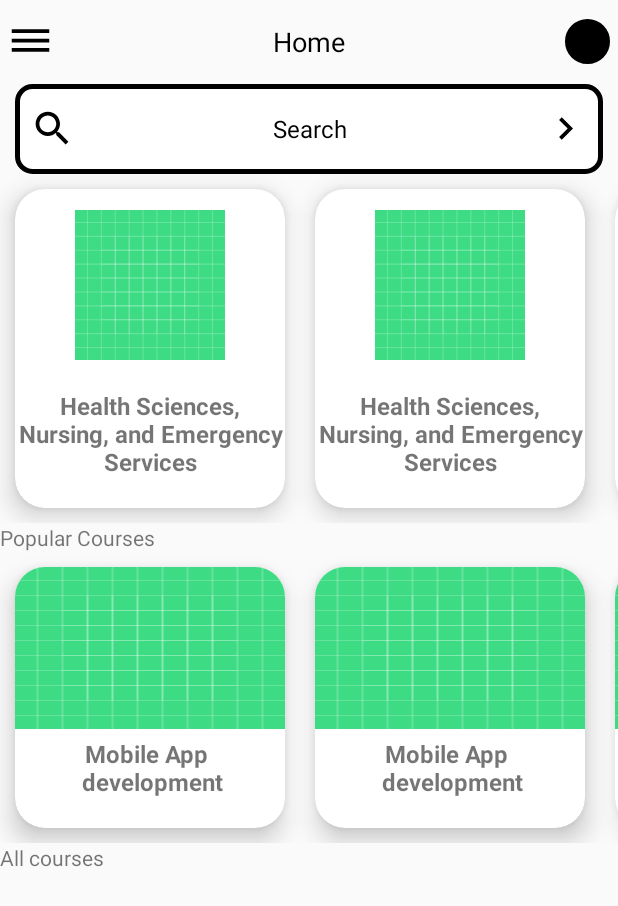
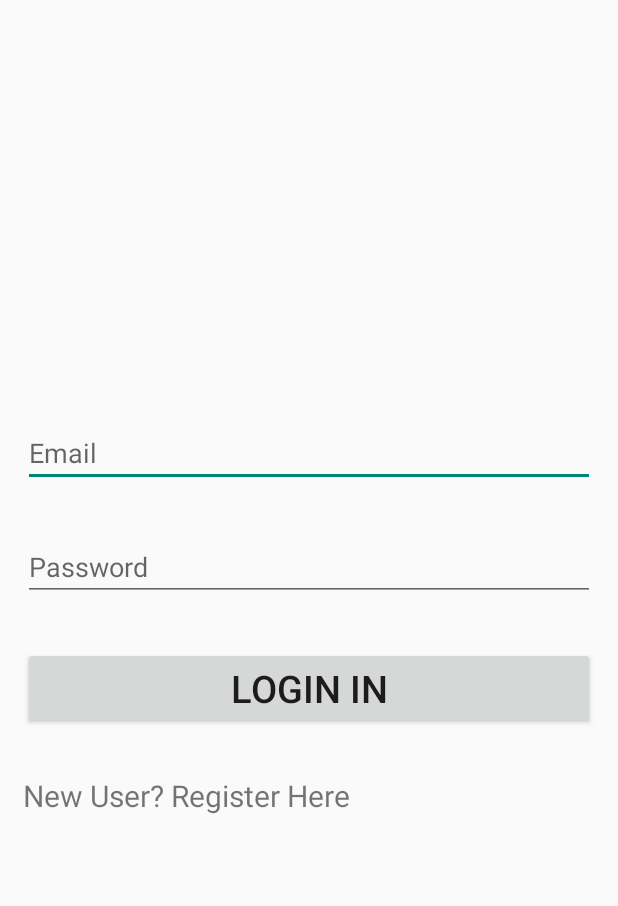
Before and after one commit to A00235504/MyCambrianCourses, an Android app: the screen it shows after launch (MainActivity before the commit, LoginActivity after it), on a phone screen of 412 x 824 dp. Shown: the top 906 px of the screen. Run offline under Robolectric (Android 15) with nearby library versions, the phone set to English and light mode, and no system bars; our stand-ins replace Firebase (no records; nobody signed in at launch, a user with empty details on screens opened directly).

```diff
--- a/app/build.gradle
+++ b/app/build.gradle
@@ -34,9 +34,11 @@ dependencies {
     implementation 'com.google.android.material:material:1.3.0'
     implementation 'androidx.constraintlayout:constraintlayout:2.0.4'
     implementation 'com.google.firebase:firebase-database:19.7.0'
+    implementation 'com.google.firebase:firebase-auth:21.0.1'
     testImplementation 'junit:junit:4.+'
     androidTestImplementation 'androidx.test.ext:junit:1.1.2'
     implementation platform('com.google.firebase:firebase-bom:28.2.0')
     implementation 'com.google.firebase:firebase-analytics'
     implementation 'com.firebaseui:firebase-ui-database:6.2.1'
+    implementation 'com.github.bumptech.glide:glide:4.12.0'
 }
--- /dev/null
+++ b/app/src/main/java/com/aakash/mycambriancourses/LoginActivity.java
@@ -0,0 +1,93 @@
+package com.aakash.mycambriancourses;
+
+import androidx.annotation.NonNull;
+import androidx.appcompat.app.AppCompatActivity;
+
+import android.content.Intent;
+import android.os.Bundle;
+import android.view.View;
+import android.widget.Button;
+import android.widget.EditText;
+import android.widget.TextView;
+import android.widget.Toast;
+
+import com.google.android.gms.tasks.OnCompleteListener;
+import com.google.android.gms.tasks.Task;
+import com.google.firebase.auth.FirebaseAuth;
+import com.google.firebase.auth.FirebaseUser;
+
+public class LoginActivity extends AppCompatActivity {
+    public EditText loginEmailId, logInpasswd;
+    Button btnLogIn;
+    TextView signup;
+    FirebaseAuth firebaseAuth;
+    private FirebaseAuth.AuthStateListener authStateListener;
+    @Override
+    protected void onCreate(Bundle savedInstanceState) {
+        super.onCreate(savedInstanceState);
+        setContentView(R.layout.activity_login);
+
+        firebaseAuth = FirebaseAuth.getInstance();
+        loginEmailId = findViewById(R.id.loginEmail);
+        logInpasswd = findViewById(R.id.loginpaswd);
+        btnLogIn = findViewById(R.id.btnLogIn);
+        signup = findViewById(R.id.TVSignIn);
+        authStateListener = new FirebaseAuth.AuthStateListener() {
+            @Override
+            public void onAuthStateChanged(@NonNull FirebaseAuth firebaseAuth) {
+                FirebaseUser user = firebaseAuth.getCurrentUser();
+                if (user != null) {
+                    Toast.makeText(LoginActivity.this, "User logged in ", Toast.LENGTH_SHORT).show();
+                    Intent I = new Intent(LoginActivity.this, MainActivity.class);
+                    startActivity(I);
+                } else {
+                    Toast.makeText(LoginActivity.this, "Login to continue", Toast.LENGTH_SHORT).show();
+                }
+            }
+        };
+        signup.setOnClickListener(new View.OnClickListener() {
+            @Override
+            public void onClick(View view) {
+                Intent I = new Intent(LoginActivity.this, RegisterActivity.class);
+                startActivity(I);
+            }
+        });
+        btnLogIn.setOnClickListener(new View.OnClickListener() {
+            @Override
+            public void onClick(View view) {
+                String userEmail = loginEmailId.getText().toString();
+                String userPaswd = logInpasswd.getText().toString();
+                if (userEmail.isEmpty()) {
+                    loginEmailId.setError("Provide your Email first!");
+                    loginEmailId.requestFocus();
+                } else if (userPaswd.isEmpty()) {
+                    logInpasswd.setError("Enter Password!");
+                    logInpasswd.requestFocus();
+                } else if (userEmail.isEmpty() && userPaswd.isEmpty()) {
+                    Toast.makeText(LoginActivity.this, "Fields Empty!", Toast.LENGTH_SHORT).show();
+                } else if (!(userEmail.isEmpty() && userPaswd.isEmpty())) {
+                    firebaseAuth.signInWithEmailAndPassword(userEmail, userPaswd).addOnCompleteListener(LoginActivity.this, new OnCompleteListener() {
+                        @Override
+                        public void onComplete(@NonNull Task task) {
+                            if (!task.isSuccessful()) {
+                                Toast.makeText(LoginActivity.this, "Not sucessfull", Toast.LENGTH_SHORT).show();
+                            } else {
+                                startActivity(new Intent(LoginActivity.this, MainActivity.class));
+                            }
+                        }
+                    });
+                } else {
+                    Toast.makeText(LoginActivity.this, "Error", Toast.LENGTH_SHORT).show();
+                }
+            }
+        });
+
+    }
+
+    @Override
+    protected void onStart() {
+        super.onStart();
+        firebaseAuth.addAuthStateListener(authStateListener);
+    }
+
+}
--- /dev/null
+++ b/app/src/main/res/layout/activity_login.xml
@@ -0,0 +1,39 @@
+<?xml version="1.0" encoding="utf-8"?>
+<LinearLayout xmlns:android="http://schemas.android.com/apk/res/android"
+    android:layout_width="match_parent"
+    android:layout_height="match_parent"
+    android:gravity="center"
+    android:orientation="vertical">
+
+    <EditText
+        android:id="@+id/loginEmail"
+        android:layout_width="match_parent"
+        android:layout_height="wrap_content"
+        android:layout_margin="15dp"
+        android:hint="Email"
+        android:inputType="textEmailAddress" />
+
+    <EditText
+        android:id="@+id/loginpaswd"
+        android:layout_width="match_parent"
+        android:layout_height="wrap_content"
+        android:layout_margin="15dp"
+        android:hint="Password"
+        android:inputType="numberPassword"/>
+
+    <Button
+        android:id="@+id/btnLogIn"
+        android:layout_width="match_parent"
+        android:layout_height="wrap_content"
+        android:layout_margin="15dp"
+        android:text="Login In"
+        android:textSize="25dp" />
+
+    <TextView
+        android:id="@+id/TVSignIn"
+        android:layout_width="match_parent"
+        android:layout_height="wrap_content"
+        android:layout_margin="15dp"
+        android:text="New User? Register Here"
+        android:textSize="20dp" />
+</LinearLayout>
--- a/app/src/main/res/layout/activity_main.xml
+++ b/app/src/main/res/layout/activity_main.xml
@@ -7,57 +7,11 @@
     tools:context=".MainActivity"
     android:orientation="vertical">
 
-<androidx.appcompat.widget.Toolbar
+
+<include
     android:layout_width="match_parent"
     android:layout_height="wrap_content"
-    android:contentInsetLeft="0dp"
-    android:contentInsetStart="0dp"
-    app:contentInsetLeft="0dp"
-    app:contentInsetStart="0dp"
-    android:contentInsetRight="0dp"
-    android:contentInsetEnd="0dp"
-    app:contentInsetRight="0dp"
-    app:contentInsetEnd="0dp"
-    >
-
-<LinearLayout
-    android:layout_width="match_parent"
-    android:layout_height="wrap_content"
-    android:layout_marginLeft="5dp"
-    android:layout_marginRight="5dp"
-    android:layout_marginEnd="5dp"
-    android:layout_marginStart="5dp"
-    android:orientation="horizontal">
-
-
-    <ImageView
-        android:layout_width="30dp"
-        android:layout_height="30dp"
-        android:src="@drawable/menuicon"/>
-
-
-    <TextView
-        android:layout_width="0dp"
-        android:layout_height="wrap_content"
-        android:layout_weight="1"
-        android:gravity="center"
-        android:textSize="18sp"
-        android:textColor="@color/black"
-        android:layout_gravity="center"
-        android:text="Home"/>
-
-
-    <ImageView
-        android:layout_width="30dp"
-        android:layout_height="30dp"
-        android:src="@drawable/profilecircle"/>
-
-
-</LinearLayout>
-
-</androidx.appcompat.widget.Toolbar>
-
-
+    layout="@layout/toolbar_custom"/>
     <LinearLayout
         android:layout_width="match_parent"
         android:layout_height="wrap_content"
--- a/build.gradle
+++ b/build.gradle
@@ -6,7 +6,7 @@ buildscript {
     }
     dependencies {
         classpath 'com.android.tools.build:gradle:4.2.2'
-        classpath 'com.google.gms:google-services:4.3.5'
+        classpath 'com.google.gms:google-services:4.3.8'
 
         // NOTE: Do not place your application dependencies here; they belong
         // in the individual module build.gradle files
```
Also changed, not shown: app/src/main/AndroidManifest.xml (+14 -2 lines), app/src/main/java/com/aakash/mycambriancourses/AllCourses.java (added, +49 -0 lines), app/src/main/java/com/aakash/mycambriancourses/CoursesListActivity.java (+3 -9 lines), app/src/main/java/com/aakash/mycambriancourses/MainActivity.java (+11 -0 lines), app/src/main/java/com/aakash/mycambriancourses/Person.java (deleted, +0 -46 lines), app/src/main/java/com/aakash/mycambriancourses/ProfileActivity.java (added, +43 -0 lines), app/src/main/java/com/aakash/mycambriancourses/RecyclerViewAdapter.java (+15 -23 lines), app/src/main/java/com/aakash/mycambriancourses/RegisterActivity.java (added, +91 -0 lines), app/src/main/res/layout/activity_courses_list.xml (+8 -4 lines), app/src/main/res/layout/activity_profile.xml (added, +29 -0 lines), app/src/main/res/layout/activity_register.xml (added, +47 -0 lines), app/src/main/res/layout/list_item.xml (+47 -19 lines), app/src/main/res/layout/toolbar_custom.xml (added, +59 -0 lines).
